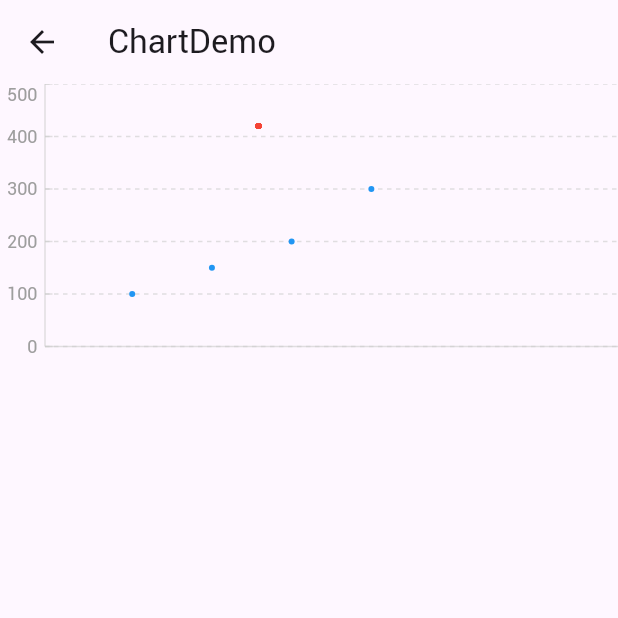
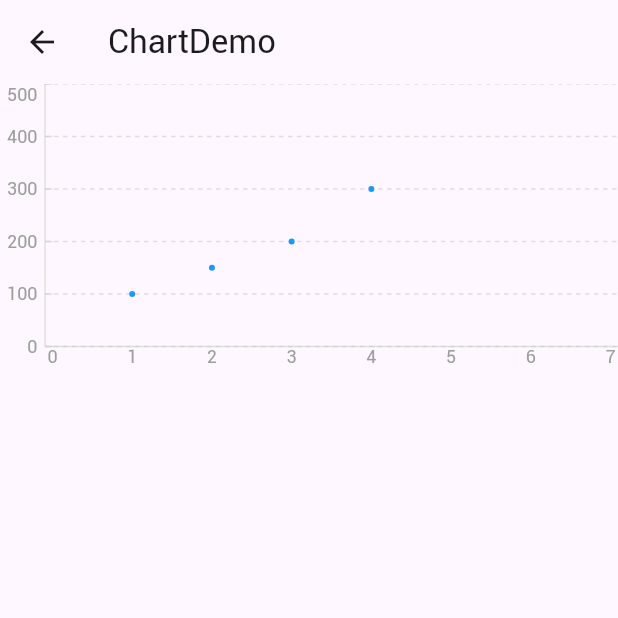
Before and after one commit to JDongKhan/flutter_chart, a Flutter app: the ScatterDemoPage screen opened directly, on a phone screen of 412 x 824 dp, the top half of it. Run offline on Flutter 3.47's test engine with Material 3 defaults, Android fonts, the phone set to English and light mode, and no system bars; our stand-ins replace path_drawing.

```diff
--- a/example/lib/page/scatter_demo_page.dart
+++ b/example/lib/page/scatter_demo_page.dart
@@ -37,9 +37,9 @@ class _ScatterDemoPageState extends State<ScatterDemoPage> {
   @override
   void initState() {
     super.initState();
-    _timer = Timer.periodic(const Duration(milliseconds: 20), (timer) {
-      _insertNewData();
-    });
+    // _timer = Timer.periodic(const Duration(milliseconds: 20), (timer) {
+    //   _insertNewData();
+    // });
   }
 
   void _insertNewData() {
@@ -78,7 +78,7 @@ class _ScatterDemoPageState extends State<ScatterDemoPage> {
                 yAxis: [
                   YAxis(min: 0, max: 500, drawGrid: true),
                 ],
-                xAxis: XAxis(count: 7, max: 7),
+                xAxis: XAxis(count: 7,formatter: (value) => '${value.toInt()}'),
                 charts: [
                   Scatter(
                     style: (item) => item['value1'] > 400 ? const ScatterStyle(color: Colors.red, radius: 2) : const ScatterStyle(color: Colors.blue, radius: 2),
```
